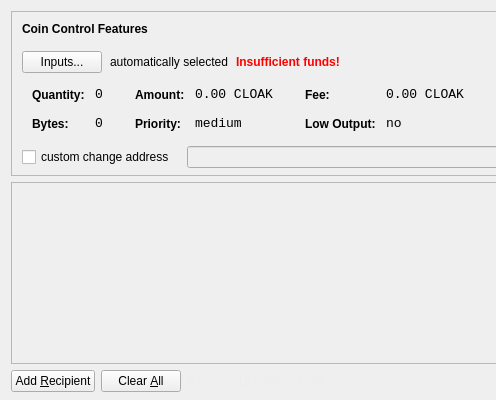
Old version of the form src/qt/forms/sendcoinsdialog.ui in the repository CloakCoin/CloakCoinRelaunch; both pictures show x 0 to 496 and y 0 to 400 of the 850 by 400 pixel window.
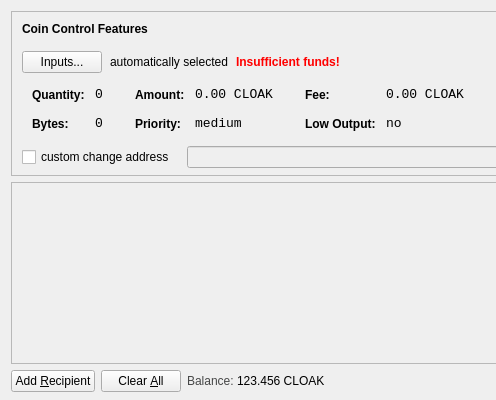
New version of the form. Icons and pictures are not drawn.

The edit to the form file:
```diff
--- a/src/qt/forms/sendcoinsdialog.ui
+++ b/src/qt/forms/sendcoinsdialog.ui
@@ -716,7 +716,7 @@
           </sizepolicy>
          </property>
          <property name="styleSheet">
-          <string notr="true">#label { color: #ededed; }</string>
+          <string notr="true">#label { color: #464747; }</string>
          </property>
          <property name="text">
           <string>Balance:</string>
@@ -735,7 +735,7 @@
           <cursorShape>IBeamCursor</cursorShape>
          </property>
          <property name="styleSheet">
-          <string notr="true">#labelBalance { color: #ededed; }</string>
+          <string notr="true">#label { color: #464747; }</string>
          </property>
          <property name="text">
           <string>123.456 CLOAK</string>
```
